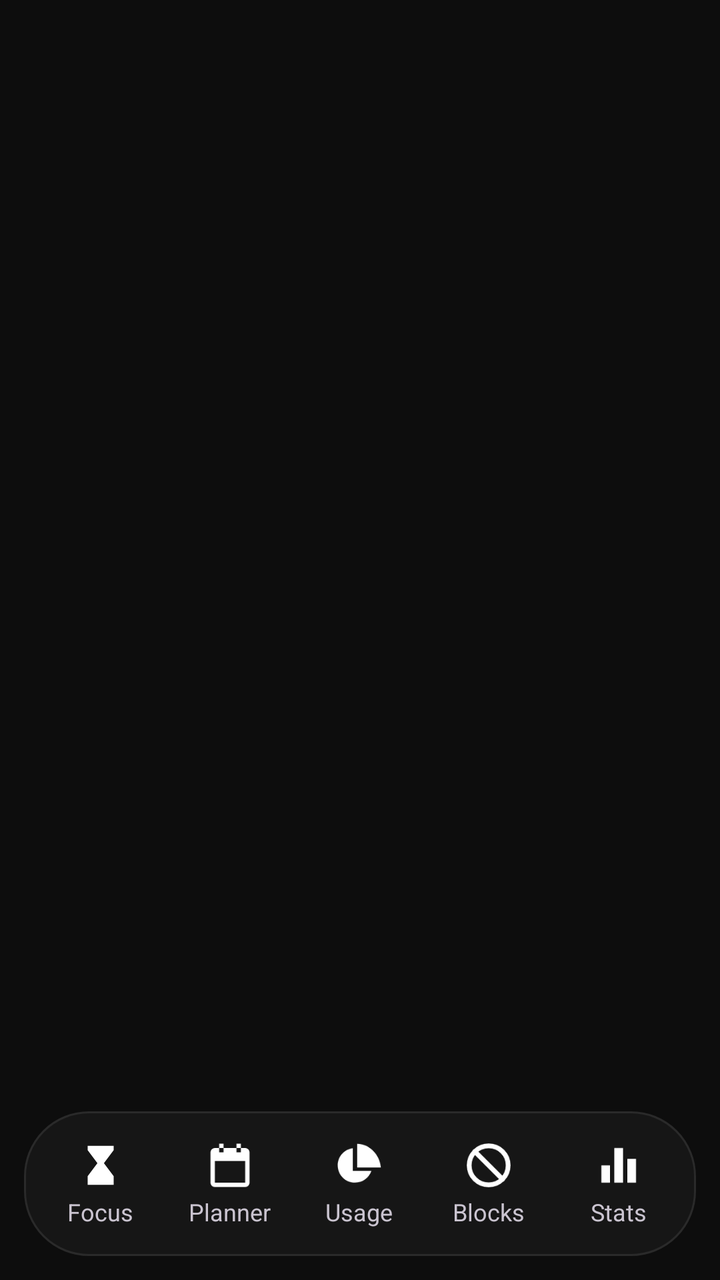
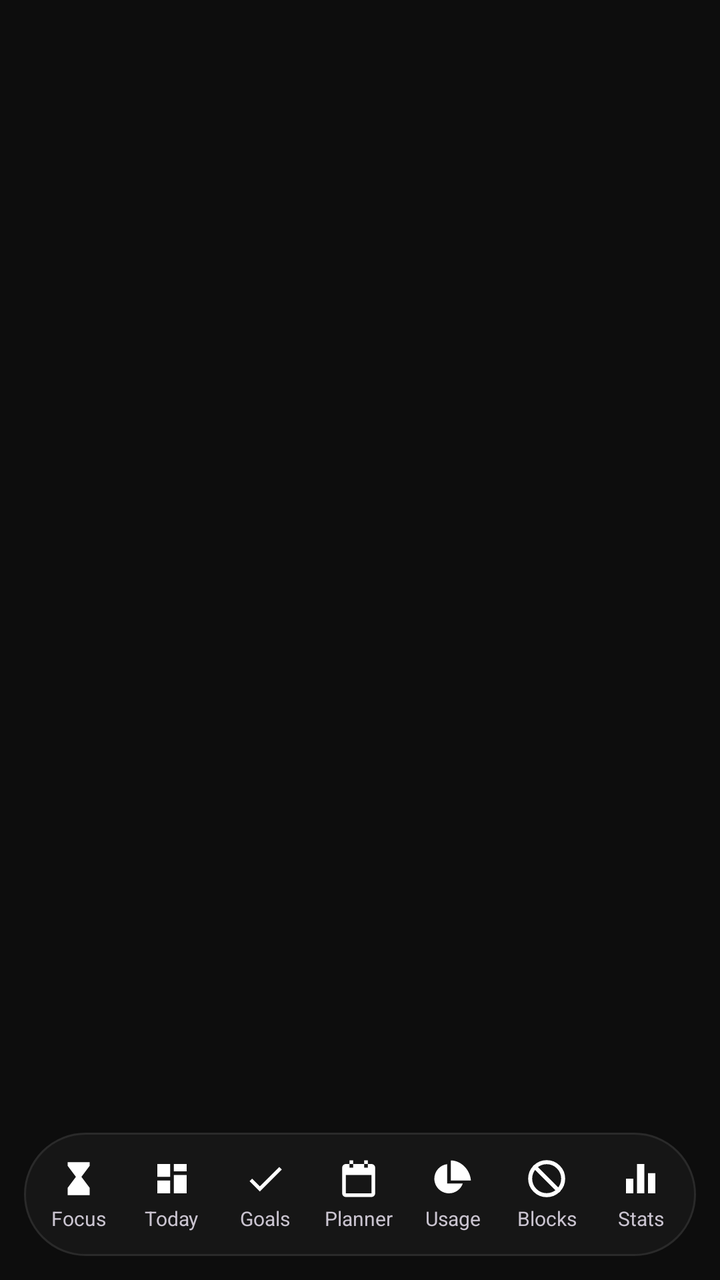

Before-and-after screenshots of an Android layout around one commit, followed by the original layout XML and the change that was made.
<!-- AndroidManifest.xml: application theme Theme.FocusGuard -->
<!-- res/layout/activity_main.xml -->
<?xml version="1.0" encoding="utf-8"?>
<LinearLayout xmlns:android="http://schemas.android.com/apk/res/android"
    android:layout_width="match_parent"
    android:layout_height="match_parent"
    android:background="@color/bg"
    android:orientation="vertical">

    <FrameLayout
        android:id="@+id/container"
        android:layout_width="match_parent"
        android:layout_height="0dp"
        android:layout_weight="1" />

    <LinearLayout
        android:id="@+id/nav"
        android:layout_width="match_parent"
        android:layout_height="wrap_content"
        android:layout_margin="12dp"
        android:background="@drawable/bg_nav"
        android:orientation="horizontal"
        android:padding="6dp">

        <LinearLayout
            android:layout_width="0dp"
            android:layout_height="wrap_content"
            android:layout_weight="1"
            android:background="?attr/selectableItemBackgroundBorderless"
            android:clickable="true"
            android:focusable="true"
            android:gravity="center"
            android:orientation="vertical"
            android:paddingTop="8dp"
            android:paddingBottom="8dp">

            <ImageView
                android:layout_width="26dp"
                android:layout_height="26dp"
                android:contentDescription="@string/t_focus"
                android:src="@drawable/ic_hourglass" />

            <TextView
                android:layout_width="wrap_content"
                android:layout_height="wrap_content"
                android:layout_marginTop="2dp"
                android:text="@string/t_focus"
                android:textSize="12sp" />
        </LinearLayout>

        <LinearLayout
            android:layout_width="0dp"
            android:layout_height="wrap_content"
            android:layout_weight="1"
            android:background="?attr/selectableItemBackgroundBorderless"
            android:clickable="true"
            android:focusable="true"
            android:gravity="center"
            android:orientation="vertical"
            android:paddingTop="8dp"
            android:paddingBottom="8dp">

            <ImageView
                android:layout_width="26dp"
                android:layout_height="26dp"
                android:contentDescription="@string/t_planner"
                android:src="@drawable/ic_calendar" />

            <TextView
                android:layout_width="wrap_content"
                android:layout_height="wrap_content"
                android:layout_marginTop="2dp"
                android:text="@string/t_planner"
                android:textSize="12sp" />
        </LinearLayout>

        <LinearLayout
            android:layout_width="0dp"
            android:layout_height="wrap_content"
            android:layout_weight="1"
            android:background="?attr/selectableItemBackgroundBorderless"
            android:clickable="true"
            android:focusable="true"
            android:gravity="center"
            android:orientation="vertical"
            android:paddingTop="8dp"
            android:paddingBottom="8dp">

            <ImageView
                android:layout_width="26dp"
                android:layout_height="26dp"
                android:contentDescription="@string/t_usage"
                android:src="@drawable/ic_usage" />

            <TextView
                android:layout_width="wrap_content"
                android:layout_height="wrap_content"
                android:layout_marginTop="2dp"
                android:text="@string/t_usage"
                android:textSize="12sp" />
        </LinearLayout>

        <LinearLayout
            android:layout_width="0dp"
            android:layout_height="wrap_content"
            android:layout_weight="1"
            android:background="?attr/selectableItemBackgroundBorderless"
            android:clickable="true"
            android:focusable="true"
            android:gravity="center"
            android:orientation="vertical"
            android:paddingTop="8dp"
            android:paddingBottom="8dp">

            <ImageView
                android:layout_width="26dp"
                android:layout_height="26dp"
                android:contentDescription="@string/t_blocks"
                android:src="@drawable/ic_block" />

            <TextView
                android:layout_width="wrap_content"
                android:layout_height="wrap_content"
                android:layout_marginTop="2dp"
                android:text="@string/t_blocks"
                android:textSize="12sp" />
        </LinearLayout>

        <LinearLayout
            android:layout_width="0dp"
            android:layout_height="wrap_content"
            android:layout_weight="1"
            android:background="?attr/selectableItemBackgroundBorderless"
            android:clickable="true"
            android:focusable="true"
            android:gravity="center"
            android:orientation="vertical"
            android:paddingTop="8dp"
            android:paddingBottom="8dp">

            <ImageView
                android:layout_width="26dp"
                android:layout_height="26dp"
                android:contentDescription="@string/t_stats"
                android:src="@drawable/ic_chart" />

            <TextView
                android:layout_width="wrap_content"
                android:layout_height="wrap_content"
                android:layout_marginTop="2dp"
                android:text="@string/t_stats"
                android:textSize="12sp" />
        </LinearLayout>
    </LinearLayout>
</LinearLayout>
<!-- resources referenced by this layout -->
<resources>
  <color name="bg">#0D0D0D</color>
  <!-- drawable bg_nav (drawable) -->
  <?xml version="1.0" encoding="utf-8"?>
  <shape xmlns:android="http://schemas.android.com/apk/res/android" android:shape="rectangle">
      <solid android:color="#161616" />
      <stroke android:width="1dp" android:color="#2A2A2A" />
      <corners android:radius="32dp" />
  </shape>
  <!-- drawable ic_calendar (drawable) -->
  <?xml version="1.0" encoding="utf-8"?>
  <vector xmlns:android="http://schemas.android.com/apk/res/android"
      android:width="24dp"
      android:height="24dp"
      android:viewportWidth="24"
      android:viewportHeight="24">
      <path
          android:fillColor="#FFFFFF"
          android:fillType="evenOdd"
          android:pathData="M5,4h14a2,2 0 0 1 2,2v14a2,2 0 0 1 -2,2H5a2,2 0 0 1 -2,-2V6a2,2 0 0 1 2,-2z M5,10v10h14V10z M7,2h2v4H7z M15,2h2v4h-2z" />
  </vector>
  <!-- drawable ic_chart (drawable) -->
  <?xml version="1.0" encoding="utf-8"?>
  <vector xmlns:android="http://schemas.android.com/apk/res/android"
      android:width="24dp"
      android:height="24dp"
      android:viewportWidth="24"
      android:viewportHeight="24">
      <path
          android:fillColor="#FFFFFF"
          android:pathData="M4,12h4v8H4z M10,4h4v16h-4z M16,9h4v11h-4z" />
  </vector>
  <!-- drawable ic_hourglass (drawable) -->
  <?xml version="1.0" encoding="utf-8"?>
  <vector xmlns:android="http://schemas.android.com/apk/res/android"
      android:width="24dp"
      android:height="24dp"
      android:viewportWidth="24"
      android:viewportHeight="24">
      <path
          android:fillColor="#FFFFFF"
          android:pathData="M6,3h12v2l-4.5,6 4.5,6v4H6v-4l4.5,-6L6,5z" />
  </vector>
  <!-- drawable ic_usage (drawable) -->
  <?xml version="1.0" encoding="utf-8"?>
  <vector xmlns:android="http://schemas.android.com/apk/res/android"
      android:width="26dp"
      android:height="26dp"
      android:viewportWidth="24"
      android:viewportHeight="24">
      <path
          android:fillColor="#FFFFFF"
          android:pathData="M11,2.05V13h10.95C21.45,6.95 16.5,2.1 11,2.05zM9,4.07C5.05,4.56 2,7.92 2,12c0,4.42 3.58,8 8,8c3.5,0 6.47,-2.25 7.55,-5.4H9V4.07z" />
  </vector>
  <string name="t_blocks">Blocks</string>
  <string name="t_focus">Focus</string>
  <string name="t_planner">Planner</string>
  <string name="t_stats">Stats</string>
  <string name="t_usage">Usage</string>
  <style name="Theme.FocusGuard" parent="Theme.Material3.Dark.NoActionBar">
          <item name="colorPrimary">@color/accent</item>
          <item name="colorOnPrimary">@color/on_accent</item>
          <item name="colorSurface">@color/bg</item>
          <item name="colorOnSurface">@color/text_primary</item>
          <item name="android:windowBackground">@color/bg</item>
          <item name="android:statusBarColor">@color/bg</item>
          <item name="android:navigationBarColor">@color/bg</item>
      </style>
  <color name="accent">#2F8CFF</color>
  <color name="on_accent">#04122B</color>
  <color name="text_primary">#FFFFFF</color>
  <!-- unchanged entries left out for length: 1 -->
</resources>

<!-- the commit's change to res/layout/activity_main.xml (unified diff, before → after) -->
@@ -18,23 +18,24 @@
         android:layout_margin="12dp"
         android:background="@drawable/bg_nav"
         android:orientation="horizontal"
-        android:padding="6dp">
-
-        <LinearLayout
-            android:layout_width="0dp"
-            android:layout_height="wrap_content"
-            android:layout_weight="1"
-            android:background="?attr/selectableItemBackgroundBorderless"
-            android:clickable="true"
-            android:focusable="true"
-            android:gravity="center"
-            android:orientation="vertical"
-            android:paddingTop="8dp"
-            android:paddingBottom="8dp">
-
-            <ImageView
-                android:layout_width="26dp"
-                android:layout_height="26dp"
+        android:padding="4dp">
+
+        <LinearLayout
+            android:layout_width="0dp"
+            android:layout_height="wrap_content"
+            android:layout_weight="1"
+            android:tag="0"
+            android:background="?attr/selectableItemBackgroundBorderless"
+            android:clickable="true"
+            android:focusable="true"
+            android:gravity="center"
+            android:orientation="vertical"
+            android:paddingTop="8dp"
+            android:paddingBottom="8dp">
+
+            <ImageView
+                android:layout_width="22dp"
+                android:layout_height="22dp"
                 android:contentDescription="@string/t_focus"
                 android:src="@drawable/ic_hourglass" />
 
@@ -43,24 +44,82 @@
                 android:layout_height="wrap_content"
                 android:layout_marginTop="2dp"
                 android:text="@string/t_focus"
-                android:textSize="12sp" />
-        </LinearLayout>
-
-        <LinearLayout
-            android:layout_width="0dp"
-            android:layout_height="wrap_content"
-            android:layout_weight="1"
-            android:background="?attr/selectableItemBackgroundBorderless"
-            android:clickable="true"
-            android:focusable="true"
-            android:gravity="center"
-            android:orientation="vertical"
-            android:paddingTop="8dp"
-            android:paddingBottom="8dp">
-
-            <ImageView
-                android:layout_width="26dp"
-                android:layout_height="26dp"
+                android:maxLines="1"
+                android:textSize="10sp" />
+        </LinearLayout>
+
+        <LinearLayout
+            android:layout_width="0dp"
+            android:layout_height="wrap_content"
+            android:layout_weight="1"
+            android:tag="5"
+            android:background="?attr/selectableItemBackgroundBorderless"
+            android:clickable="true"
+            android:focusable="true"
+            android:gravity="center"
+            android:orientation="vertical"
+            android:paddingTop="8dp"
+            android:paddingBottom="8dp">
+
+            <ImageView
+                android:layout_width="22dp"
+                android:layout_height="22dp"
+                android:contentDescription="@string/t_today"
+                android:src="@drawable/ic_today" />
+
+            <TextView
+                android:layout_width="wrap_content"
+                android:layout_height="wrap_content"
+                android:layout_marginTop="2dp"
+                android:text="@string/t_today"
+                android:maxLines="1"
+                android:textSize="10sp" />
+        </LinearLayout>
+
+        <LinearLayout
+            android:layout_width="0dp"
+            android:layout_height="wrap_content"
+            android:layout_weight="1"
+            android:tag="6"
+            android:background="?attr/selectableItemBackgroundBorderless"
+            android:clickable="true"
+            android:focusable="true"
+            android:gravity="center"
+            android:orientation="vertical"
+            android:paddingTop="8dp"
+            android:paddingBottom="8dp">
+
+            <ImageView
+                android:layout_width="22dp"
+                android:layout_height="22dp"
+                android:contentDescription="@string/t_goals"
+                android:src="@drawable/ic_goals" />
+
+            <TextView
+                android:layout_width="wrap_content"
+                android:layout_height="wrap_content"
+                android:layout_marginTop="2dp"
+                android:text="@string/t_goals"
+                android:maxLines="1"
+                android:textSize="10sp" />
+        </LinearLayout>
+
+        <LinearLayout
+            android:layout_width="0dp"
+            android:layout_height="wrap_content"
+            android:layout_weight="1"
+            android:tag="1"
+            android:background="?attr/selectableItemBackgroundBorderless"
+            android:clickable="true"
+            android:focusable="true"
+            android:gravity="center"
+            android:orientation="vertical"
+            android:paddingTop="8dp"
+            android:paddingBottom="8dp">
+
+            <ImageView
+                android:layout_width="22dp"
+                android:layout_height="22dp"
                 android:contentDescription="@string/t_planner"
                 android:src="@drawable/ic_calendar" />
 
@@ -69,24 +128,26 @@
                 android:layout_height="wrap_content"
                 android:layout_marginTop="2dp"
                 android:text="@string/t_planner"
-                android:textSize="12sp" />
-        </LinearLayout>
-
-        <LinearLayout
-            android:layout_width="0dp"
-            android:layout_height="wrap_content"
-            android:layout_weight="1"
-            android:background="?attr/selectableItemBackgroundBorderless"
-            android:clickable="true"
-            android:focusable="true"
-            android:gravity="center"
-            android:orientation="vertical"
-            android:paddingTop="8dp"
-            android:paddingBottom="8dp">
-
-            <ImageView
-                android:layout_width="26dp"
-                android:layout_height="26dp"
+                android:maxLines="1"
+                android:textSize="10sp" />
+        </LinearLayout>
+
+        <LinearLayout
+            android:layout_width="0dp"
+            android:layout_height="wrap_content"
+            android:layout_weight="1"
+            android:tag="2"
+            android:background="?attr/selectableItemBackgroundBorderless"
+            android:clickable="true"
+            android:focusable="true"
+            android:gravity="center"
+            android:orientation="vertical"
+            android:paddingTop="8dp"
+            android:paddingBottom="8dp">
+
+            <ImageView
+                android:layout_width="22dp"
+                android:layout_height="22dp"
                 android:contentDescription="@string/t_usage"
                 android:src="@drawable/ic_usage" />
 
@@ -95,24 +156,26 @@
                 android:layout_height="wrap_content"
                 android:layout_marginTop="2dp"
                 android:text="@string/t_usage"
-                android:textSize="12sp" />
-        </LinearLayout>
-
-        <LinearLayout
-            android:layout_width="0dp"
-            android:layout_height="wrap_content"
-            android:layout_weight="1"
-            android:background="?attr/selectableItemBackgroundBorderless"
-            android:clickable="true"
-            android:focusable="true"
-            android:gravity="center"
-            android:orientation="vertical"
-            android:paddingTop="8dp"
-            android:paddingBottom="8dp">
-
-            <ImageView
-                android:layout_width="26dp"
-                android:layout_height="26dp"
+                android:maxLines="1"
+                android:textSize="10sp" />
+        </LinearLayout>
+
+        <LinearLayout
+            android:layout_width="0dp"
+            android:layout_height="wrap_content"
+            android:layout_weight="1"
+            android:tag="3"
+            android:background="?attr/selectableItemBackgroundBorderless"
+            android:clickable="true"
+            android:focusable="true"
+            android:gravity="center"
+            android:orientation="vertical"
+            android:paddingTop="8dp"
+            android:paddingBottom="8dp">
+
+            <ImageView
+                android:layout_width="22dp"
+                android:layout_height="22dp"
                 android:contentDescription="@string/t_blocks"
                 android:src="@drawable/ic_block" />
 
@@ -121,24 +184,26 @@
                 android:layout_height="wrap_content"
                 android:layout_marginTop="2dp"
                 android:text="@string/t_blocks"
-                android:textSize="12sp" />
-        </LinearLayout>
-
-        <LinearLayout
-            android:layout_width="0dp"
-            android:layout_height="wrap_content"
-            android:layout_weight="1"
-            android:background="?attr/selectableItemBackgroundBorderless"
-            android:clickable="true"
-            android:focusable="true"
-            android:gravity="center"
-            android:orientation="vertical"
-            android:paddingTop="8dp"
-            android:paddingBottom="8dp">
-
-            <ImageView
-                android:layout_width="26dp"
-                android:layout_height="26dp"
+                android:maxLines="1"
+                android:textSize="10sp" />
+        </LinearLayout>
+
+        <LinearLayout
+            android:layout_width="0dp"
+            android:layout_height="wrap_content"
+            android:layout_weight="1"
+            android:tag="4"
+            android:background="?attr/selectableItemBackgroundBorderless"
+            android:clickable="true"
+            android:focusable="true"
+            android:gravity="center"
+            android:orientation="vertical"
+            android:paddingTop="8dp"
+            android:paddingBottom="8dp">
+
+            <ImageView
+                android:layout_width="22dp"
+                android:layout_height="22dp"
                 android:contentDescription="@string/t_stats"
                 android:src="@drawable/ic_chart" />
 
@@ -147,7 +212,8 @@
                 android:layout_height="wrap_content"
                 android:layout_marginTop="2dp"
                 android:text="@string/t_stats"
-                android:textSize="12sp" />
+                android:maxLines="1"
+                android:textSize="10sp" />
         </LinearLayout>
     </LinearLayout>
 </LinearLayout>
<!-- resource entries referenced after the edit -->
@@ -31,6 +31,17 @@
           android:fillColor="#FFFFFF"
           android:pathData="M4,12h4v8H4z M10,4h4v16h-4z M16,9h4v11h-4z" />
   </vector>
+  <!-- drawable ic_goals (drawable) -->
+  <?xml version="1.0" encoding="utf-8"?>
+  <vector xmlns:android="http://schemas.android.com/apk/res/android"
+      android:width="24dp"
+      android:height="24dp"
+      android:viewportWidth="24"
+      android:viewportHeight="24">
+      <path
+          android:fillColor="#FFFFFF"
+          android:pathData="M9,16.2L4.8,12l-1.4,1.4L9,19L21,7l-1.4,-1.4z" />
+  </vector>
   <!-- drawable ic_hourglass (drawable) -->
   <?xml version="1.0" encoding="utf-8"?>
   <vector xmlns:android="http://schemas.android.com/apk/res/android"
@@ -41,6 +52,17 @@
       <path
           android:fillColor="#FFFFFF"
           android:pathData="M6,3h12v2l-4.5,6 4.5,6v4H6v-4l4.5,-6L6,5z" />
+  </vector>
+  <!-- drawable ic_today (drawable) -->
+  <?xml version="1.0" encoding="utf-8"?>
+  <vector xmlns:android="http://schemas.android.com/apk/res/android"
+      android:width="24dp"
+      android:height="24dp"
+      android:viewportWidth="24"
+      android:viewportHeight="24">
+      <path
+          android:fillColor="#FFFFFF"
+          android:pathData="M4,4h7v7H4z M13,4h7v4h-7z M13,10h7v10h-7z M4,13h7v7H4z" />
   </vector>
   <!-- drawable ic_usage (drawable) -->
   <?xml version="1.0" encoding="utf-8"?>
@@ -55,8 +77,10 @@
   </vector>
   <string name="t_blocks">Blocks</string>
   <string name="t_focus">Focus</string>
+  <string name="t_goals">Goals</string>
   <string name="t_planner">Planner</string>
   <string name="t_stats">Stats</string>
+  <string name="t_today">Today</string>
   <string name="t_usage">Usage</string>
   <style name="Theme.FocusGuard" parent="Theme.Material3.Dark.NoActionBar">
           <item name="colorPrimary">@color/accent</item>
